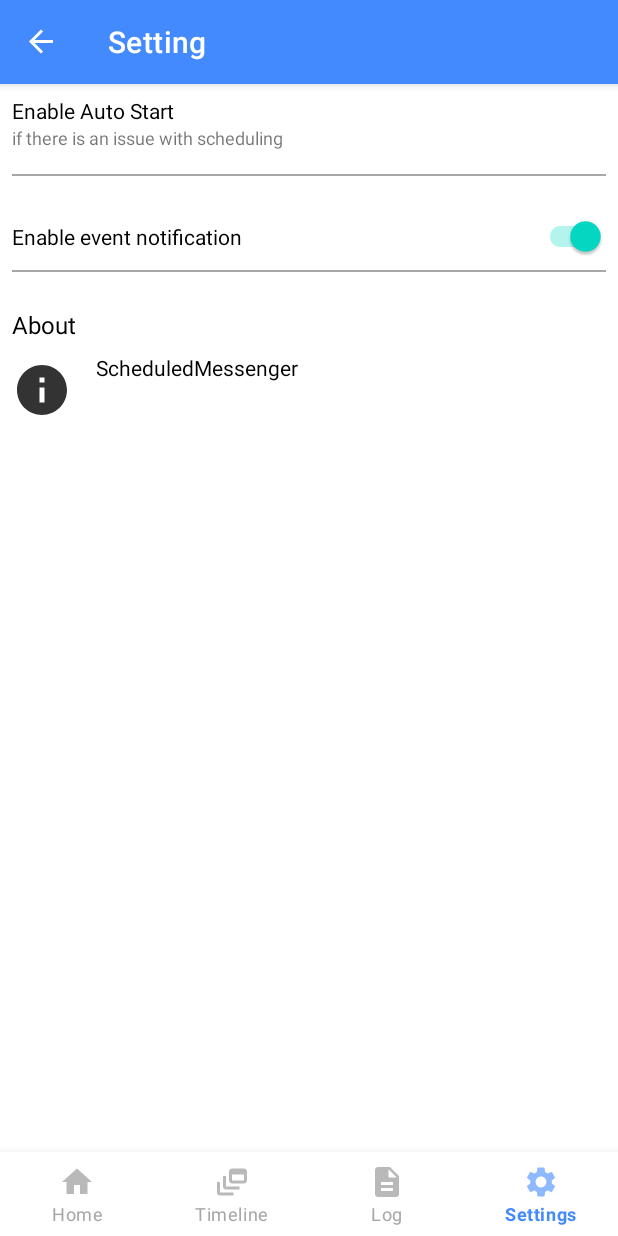
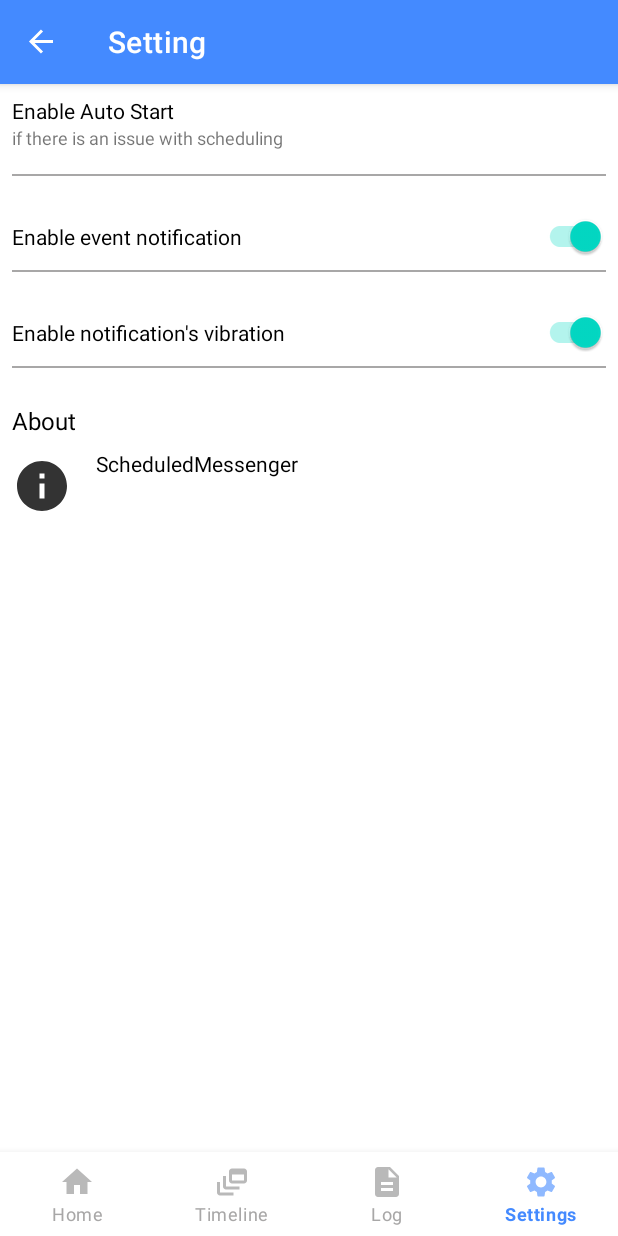
Before and after one commit to tanvir-ahmod/SMS-Scheduler, an Android app: the SettingFragment screen opened through its navigation route, on a phone screen of 412 x 824 dp. Run offline under Robolectric (Android 15) with nearby library versions, the light colour scheme and no system bars; our stand-ins replace Dagger/Hilt's generated code, Room's generated code, data binding, navigation-ui; libraries missing offline, so code that uses them is left out: androidx.hilt.lifecycle; 1 statement that could not run was skipped.

Commit message:
Implement enable/disable vibration of notification feature

```diff
--- a/app/src/main/java/com/example/scheduledmessenger/ui/setting/SettingViewModel.kt
+++ b/app/src/main/java/com/example/scheduledmessenger/ui/setting/SettingViewModel.kt
@@ -19,6 +19,7 @@ class SettingViewModel @ViewModelInject constructor(
     val isShowAutoStart = ObservableField<Boolean>(false)
     val versionNumber = ObservableField<String>("")
     val isNotificationChecked = ObservableField<Boolean>(sharedPrefManager.getNotificationStatus())
+    val isNotificationVibrationChecked = ObservableField<Boolean>(sharedPrefManager.getNotificationVibrationStatus())
 
     init {
         setVersionNumber()
@@ -41,4 +42,9 @@ class SettingViewModel @ViewModelInject constructor(
         isNotificationChecked.set(value)
         sharedPrefManager.saveNotificationStatus(value)
     }
+
+    fun onNotificationVibrationCheckedChanged(value: Boolean) {
+        isNotificationVibrationChecked.set(value)
+        sharedPrefManager.saveNotificationVibrationStatus(value)
+    }
 }
--- a/app/src/main/java/com/example/scheduledmessenger/utils/Notification.kt
+++ b/app/src/main/java/com/example/scheduledmessenger/utils/Notification.kt
@@ -27,7 +27,7 @@ class Notification @Inject constructor(
         val mChannel = NotificationChannel(channelID, name, importance)
         mChannel.enableLights(true)
         mChannel.lightColor = Color.RED
-        mChannel.enableVibration(true)
+        mChannel.enableVibration(sharedPrefManager.getNotificationVibrationStatus())
         mChannel.vibrationPattern = longArrayOf(100, 200, 300, 400, 500, 400, 300, 200, 400)
         mChannel.setShowBadge(false)
         notificationManager.createNotificationChannel(mChannel)
--- a/app/src/main/java/com/example/scheduledmessenger/utils/SharedPrefManager.kt
+++ b/app/src/main/java/com/example/scheduledmessenger/utils/SharedPrefManager.kt
@@ -11,6 +11,7 @@ class SharedPrefManager @Inject constructor(@ApplicationContext private val cont
 
     companion object {
         private const val SHOW_NOTIFICATION = "show_notification"
+        private const val ENABLE_NOTIFICATION_VIBRATION = "enable_notification_vibration"
         private const val SHARED_PREF_NAME = "scheduled_messenger"
     }
 
@@ -20,4 +21,10 @@ class SharedPrefManager @Inject constructor(@ApplicationContext private val cont
 
     fun getNotificationStatus(): Boolean = sharedPref.getBoolean(SHOW_NOTIFICATION, true)
 
+    fun saveNotificationVibrationStatus(value: Boolean) {
+        sharedPref.edit().putBoolean(ENABLE_NOTIFICATION_VIBRATION, value).apply()
+    }
+
+    fun getNotificationVibrationStatus(): Boolean = sharedPref.getBoolean(ENABLE_NOTIFICATION_VIBRATION, true)
+
 }
--- a/app/src/main/res/layout/fragment_setting.xml
+++ b/app/src/main/res/layout/fragment_setting.xml
@@ -54,8 +54,8 @@
         <androidx.constraintlayout.widget.ConstraintLayout
             android:layout_width="match_parent"
             android:layout_height="wrap_content"
-            android:padding="8dp"
-            android:orientation="horizontal">
+            android:orientation="horizontal"
+            android:padding="8dp">
 
             <androidx.appcompat.widget.AppCompatTextView
                 android:layout_width="wrap_content"
@@ -72,6 +72,38 @@
                 android:layout_height="match_parent"
                 android:checked="@{viewModel.isNotificationChecked}"
                 android:onCheckedChanged="@{(switch, checked) -> viewModel.onNotificationCheckedChanged(checked)}"
+                app:layout_constraintEnd_toEndOf="parent" />
+
+            <View
+                android:layout_width="match_parent"
+                android:layout_height="1dp"
+                android:background="@color/colorGray"
+                app:layout_constraintBottom_toBottomOf="parent" />
+
+        </androidx.constraintlayout.widget.ConstraintLayout>
+
+        <androidx.constraintlayout.widget.ConstraintLayout
+            android:layout_width="match_parent"
+            android:layout_height="wrap_content"
+            android:orientation="horizontal"
+            android:padding="8dp"
+            android:visibility="@{viewModel.isNotificationChecked ? View.VISIBLE : View.GONE}">
+
+            <androidx.appcompat.widget.AppCompatTextView
+                android:layout_width="wrap_content"
+                android:layout_height="wrap_content"
+                android:text="@string/enable_notification_vibration"
+                android:textColor="@color/colorBlack"
+                android:textSize="14sp"
+                app:layout_constraintBottom_toBottomOf="parent"
+                app:layout_constraintStart_toStartOf="parent"
+                app:layout_constraintTop_toTopOf="parent" />
+
+            <androidx.appcompat.widget.SwitchCompat
+                android:layout_width="wrap_content"
+                android:layout_height="match_parent"
+                android:checked="@{viewModel.isNotificationVibrationChecked}"
+                android:onCheckedChanged="@{(switch, checked) -> viewModel.onNotificationVibrationCheckedChanged(checked)}"
                 app:layout_constraintEnd_toEndOf="parent" />
 
             <View
--- a/app/src/main/res/values/strings.xml
+++ b/app/src/main/res/values/strings.xml
@@ -32,6 +32,7 @@
     <string name="enable_auto_start_subtitle">if there is an issue with scheduling</string>
     <string name="about">About</string>
     <string name="enable_event_notification">Enable event notification</string>
+    <string name="enable_notification_vibration">Enable notification\'s vibration</string>
     <string name="status_colon">Status:</string>
     <string name="datetime_colon">DateTime:</string>
 </resources>
```
